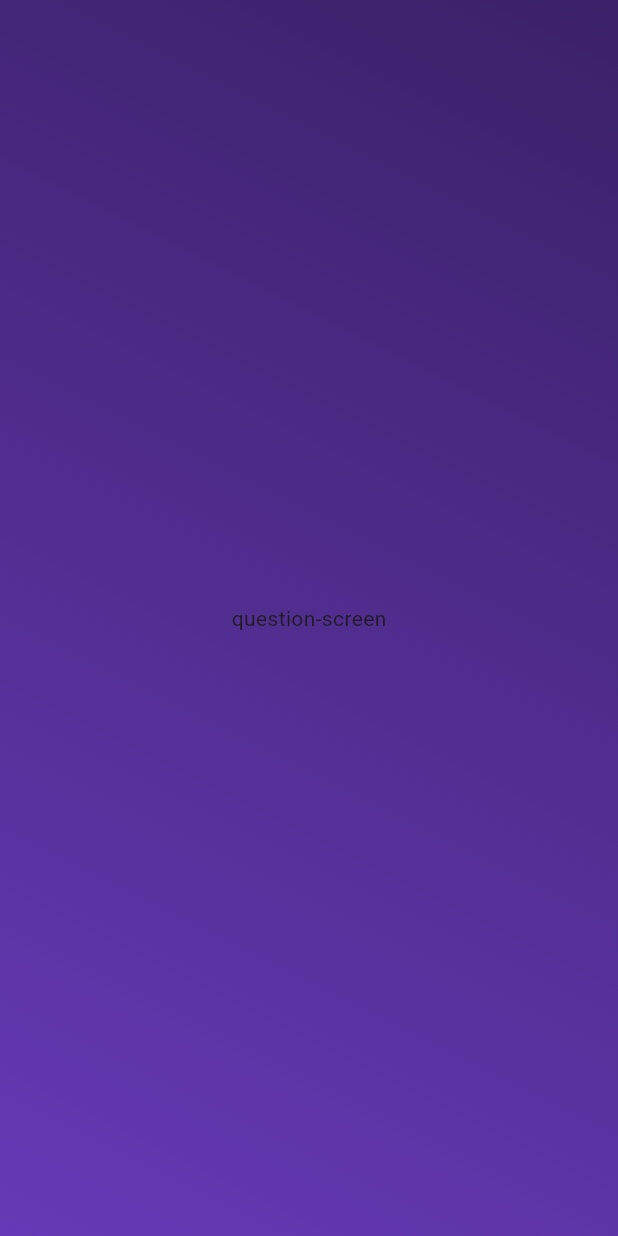
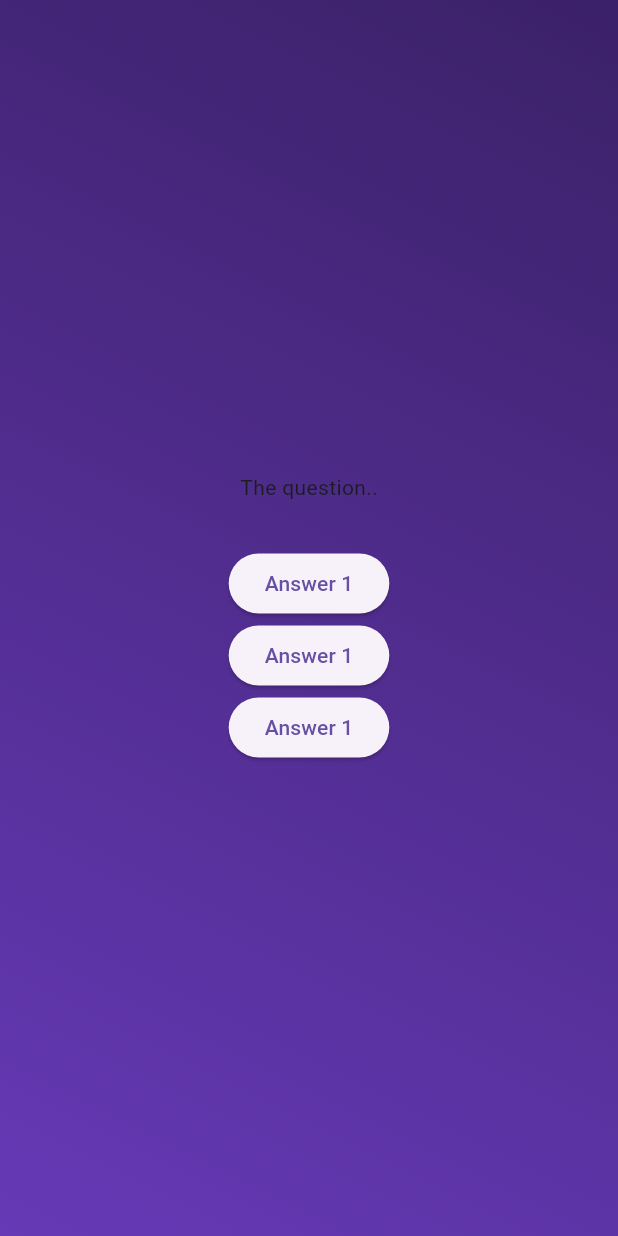
Before and after one commit to Chohanwool/flutter-quiz_app, a Flutter app: the screen it shows after launch, after a tap on "Start Quiz", on a phone screen of 412 x 824 dp. Run offline on Flutter 3.47's test engine with Material 3 defaults, Android fonts, the phone set to English and light mode, and no system bars.

Commit message:
[feat] QuestionScreen 화면 구성성

```diff
--- a/lib/question_screen.dart
+++ b/lib/question_screen.dart
@@ -1,6 +1,6 @@
 import 'package:flutter/material.dart';
 
-class QuestionScreen extends StatefulWidget{
+class QuestionScreen extends StatefulWidget {
   const QuestionScreen({super.key});
 
   @override
@@ -10,8 +10,18 @@ class QuestionScreen extends StatefulWidget{
 class _QuestionScreenState extends State<QuestionScreen> {
   @override
   Widget build(BuildContext context) {
-    return Center(
-      child: Text('question-screen'),
+    return SizedBox(
+      width: double.infinity,
+      child: Column(
+        mainAxisAlignment: MainAxisAlignment.center,
+        children: <Widget>[
+          const Text('The question..'),
+          const SizedBox(height: 30),
+          ElevatedButton(onPressed: () {}, child: const Text('Answer 1')),
+          ElevatedButton(onPressed: () {}, child: const Text('Answer 1')),
+          ElevatedButton(onPressed: () {}, child: const Text('Answer 1')),
+        ],
+      ),
     );
   }
 }
```
